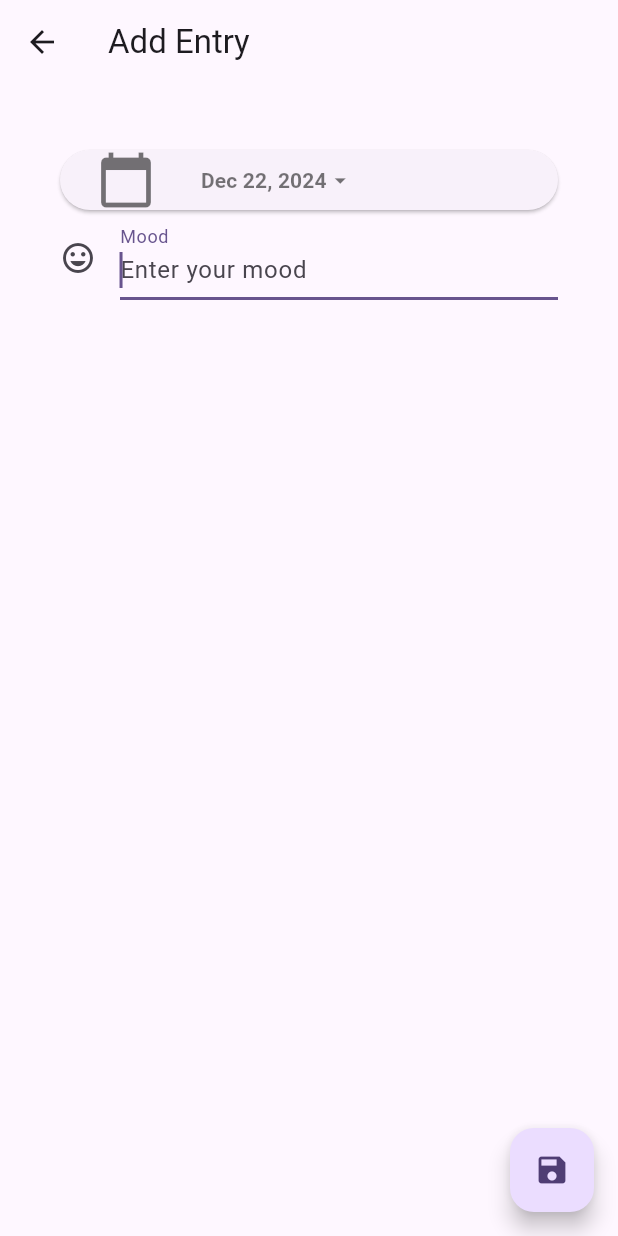
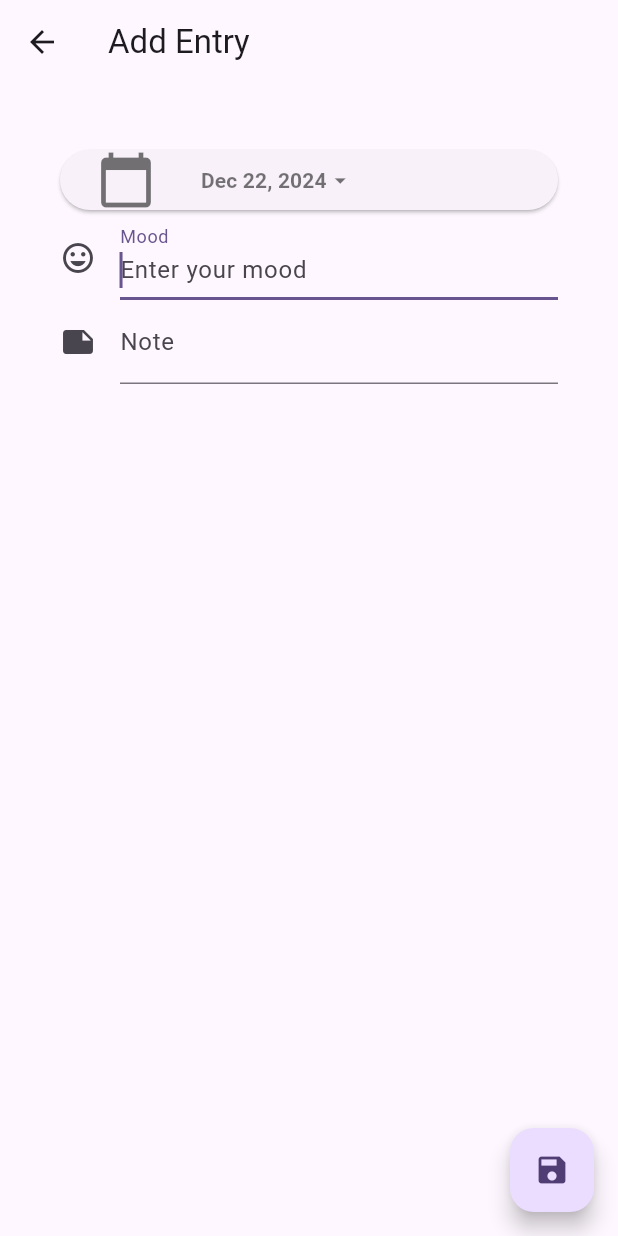
Before and after one commit to kidus-23/local-storage-flutter, a Flutter app: the screen it shows after launch, after a tap on the "add" icon, on a phone screen of 412 x 824 dp. Run offline on Flutter 3.47's test engine with Material 3 defaults, Android fonts, the phone set to English and light mode, and no system bars.

```diff
--- a/analysis_options.yaml
+++ b/analysis_options.yaml
@@ -7,7 +7,7 @@
 
 # The following line activates a set of recommended lints for Flutter apps,
 # packages, and plugins designed to encourage good coding practices.
-include: package:flutter_lints/flutter.yaml
+# include: package:flutter_lints/flutter.yaml
 
 linter:
   # The lint rules applied to this project can be customized in the
--- a/lib/edit_entry.dart
+++ b/lib/edit_entry.dart
@@ -52,6 +52,7 @@ class _EditEntryState extends State<EditEntry> {
     _noteController.dispose();
     _moodFocus.dispose();
     _noteFocus.dispose();
+    super.dispose(); // Call the overridden method
   }
 
   Future<DateTime> _selectDate(DateTime selectedDate) async {
@@ -132,7 +133,21 @@ class _EditEntryState extends State<EditEntry> {
                 onSubmitted: (submitted) {
                   FocusScope.of(context).requestFocus(_noteFocus);
                 },
-              )
+              ),
+              TextField(
+                controller: _noteController,
+                textInputAction: TextInputAction.done,
+                focusNode: _noteFocus,
+                textCapitalization: TextCapitalization.sentences,
+                decoration: const InputDecoration(
+                  labelText: 'Note',
+                  hintText: 'Enter your note',
+                  icon: Icon(Icons.note),
+                ),
+                onSubmitted: (submitted) {
+                  FocusScope.of(context).unfocus();
+                },
+              ),
             ],
           ),
         ),
--- a/lib/home.dart
+++ b/lib/home.dart
@@ -1,4 +1,5 @@
 import 'package:flutter/material.dart';
+import 'package:intl/intl.dart';
 import 'edit_entry.dart';
 import 'database.dart';
 
@@ -21,15 +22,35 @@ class _HomeState extends State<Home> {
   }
 
   @override
+  void initState() {
+    super.initState();
+    _loadAndSetJournals();
+  }
+
+  Future<void> _loadAndSetJournals() async {
+    List<Journal> journals = await _loadJournals();
+    setState(() {
+      _journals.clear();
+      _journals.addAll(journals);
+    });
+  }
+
+  @override
   Widget build(BuildContext context) {
     return Scaffold(
-      body: FutureBuilder(
-        initialData: null,
+      body: FutureBuilder<List<Journal>>(
+        initialData: _journals.isEmpty ? null : _journals,
         future: _loadJournals(),
-        builder: (BuildContext context, AsyncSnapshot snapshot) {
-          return !snapshot.hasData
-              ? const Center(child: CircularProgressIndicator())
-              : _buildListViewSeparated(snapshot.data);
+        builder: (BuildContext context, AsyncSnapshot<List<Journal>> snapshot) {
+          if (snapshot.connectionState == ConnectionState.waiting) {
+            return const Center(child: CircularProgressIndicator());
+          } else if (snapshot.hasError) {
+            return Center(child: Text('Error: ${snapshot.error}'));
+          } else if (!snapshot.hasData || snapshot.data!.isEmpty) {
+            return const Center(child: Text('No journal entries found.'));
+          } else {
+            return _buildListViewSeparated(snapshot.data!);
+          }
         },
       ),
       bottomNavigationBar: const BottomAppBar(
@@ -50,12 +71,14 @@ class _HomeState extends State<Home> {
                 add: true,
                 index: -1,
                 journalEdit: JournalEdit(
-                    journal: Journal(
-                  id: DateTime.now().millisecondsSinceEpoch.toString(),
-                  mood: '',
-                  note: '',
-                  date: DateTime.now().toString(),
-                ),),
+                  action: 'Add',
+                  journal: Journal(
+                    id: DateTime.now().millisecondsSinceEpoch.toString(),
+                    mood: '',
+                    note: '',
+                    date: DateTime.now().toString(),
+                  ),
+                ),
               ),
             ),
           );
@@ -63,7 +86,8 @@ class _HomeState extends State<Home> {
             setState(() {
               _journals.add(result.journal!);
             });
-            _saveJournals();
+            await _saveJournals();
+            await _loadAndSetJournals();
           }
         },
         child: const Icon(Icons.add),
@@ -71,25 +95,60 @@ class _HomeState extends State<Home> {
     );
   }
 
-  void _saveJournals() async {
+  Future<void> _saveJournals() async {
     Database db = Database(journals: _journals);
     String json = _dbRoutine.databaseToJson(db);
     await _dbRoutine.writeJournals(json);
   }
 
-
-
   //there is add/edit here
 
 
-  Widget _buildListViewSeparated(dynamic data) {
+  void _addOrEdit(int index) async {
+    JournalEdit? result = await Navigator.push(
+      context,
+      MaterialPageRoute(
+        builder: (context) => EditEntry(
+          add: false,
+          index: index,
+          journalEdit: JournalEdit(
+            action: 'Edit',
+            journal: _journals[index],
+          ),
+        ),
+      ),
+    );
+    if (result != null && result.action == 'Save') {
+      setState(() {
+        _journals[index] = result.journal!;
+      });
+      await _saveJournals();
+      await _loadAndSetJournals(); // Reload the journals
+    }
+  }
+
+  Widget _buildListViewSeparated(List<Journal> data) {
     return ListView.separated(
-      itemCount: _journals.length,
+      itemCount: data.length,
       separatorBuilder: (context, index) => const Divider(),
       itemBuilder: (context, index) {
-        return ListTile(
-          title: Text(_journals[index].mood),
-          subtitle: Text(_journals[index].note),
+        String titleDate = DateFormat.yMMMd()
+            .format(DateTime.parse(data[index].date));
+        String subtitle =
+            data[index].mood + '\n' + data[index].note;
+        return Dismissible(
+          key: Key(data[index].id.toString()), // Fixed key assignment
+          background: Container(
+            color: Colors.red,
+            alignment: Alignment.centerLeft,
+            padding: const EdgeInsets.all(24.0),
+            child: const Icon(Icons.delete, color: Colors.white), // Fixed Icon usage
+          ),
+          child: ListTile(
+            title: Text(titleDate),
+            subtitle: Text(subtitle),
+            onTap: () => _addOrEdit(index), // Add onTap to edit entry
+          ),
         );
       },
     );
--- a/lib/main.dart
+++ b/lib/main.dart
@@ -1,7 +1,8 @@
 import 'package:flutter/material.dart';
 import 'home.dart';
 
-void main() {
+void main() async {
+  WidgetsFlutterBinding.ensureInitialized(); // Ensure the plugin is initialized
   runApp(const MyApp());
 }
 
```
Also changed, not shown: pubspec.yaml (+5 -11 lines), pubspec.lock.
